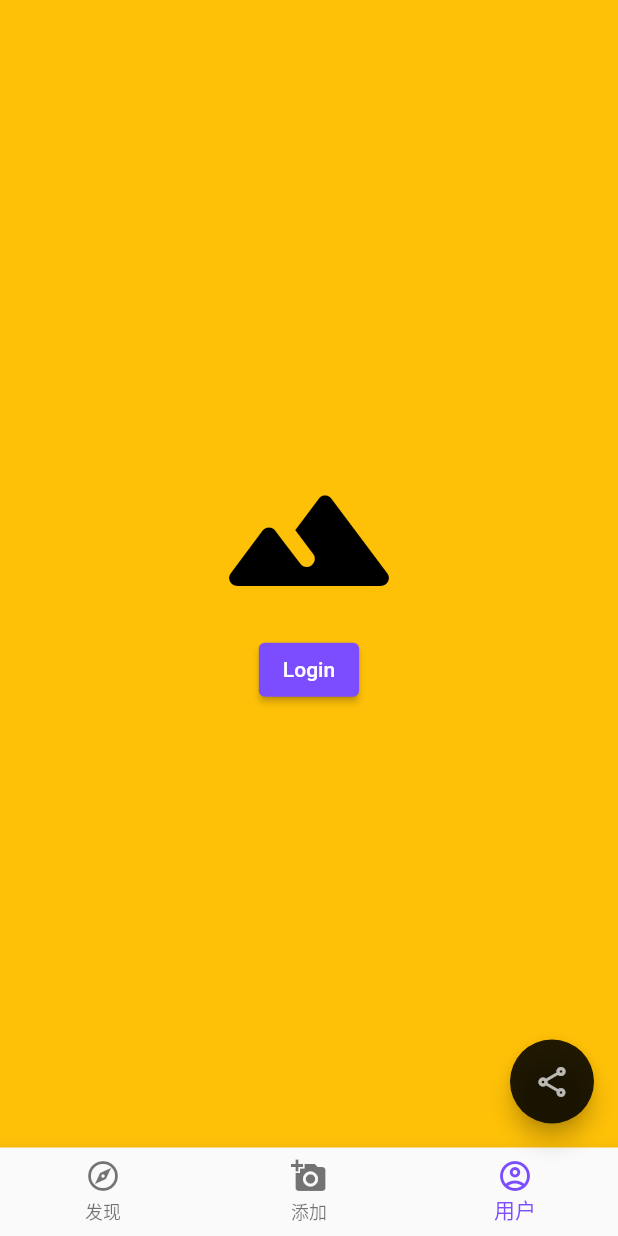
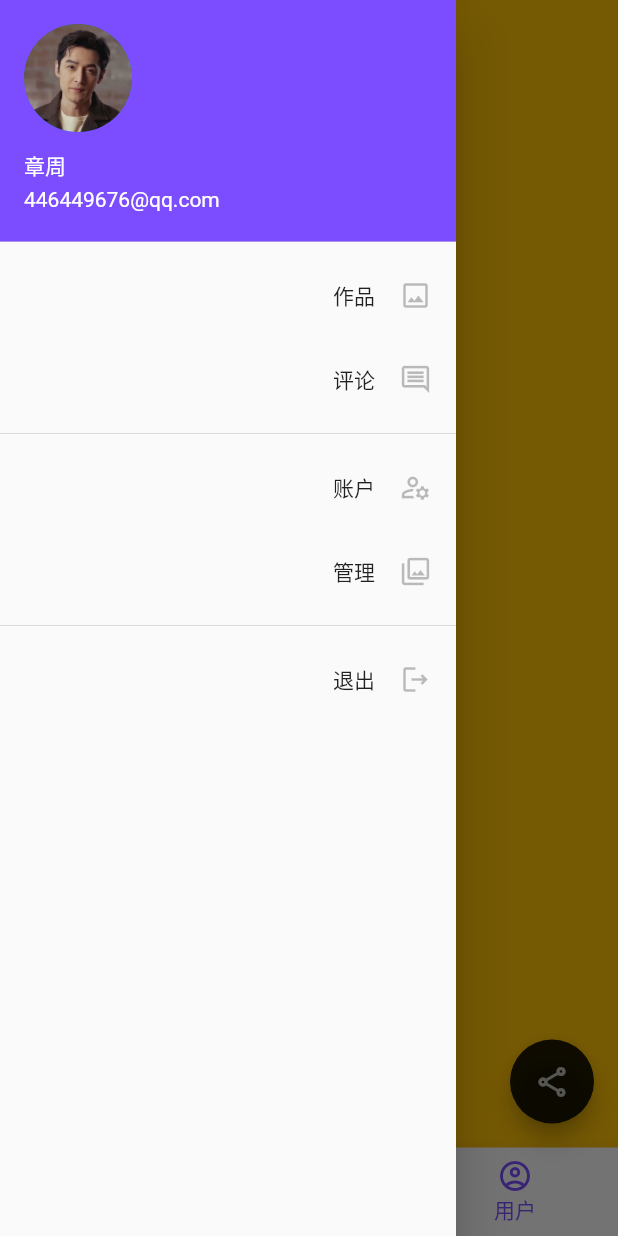
Before and after one commit to zz446449676/flutter_study, a Flutter app: the screen it shows after launch, with the side drawer open (before the commit the screen has no drawer), on a phone screen of 412 x 824 dp. Run offline on Flutter 3.47's test engine with Material 2 defaults, Android fonts, the phone set to English and light mode, and no system bars.

Commit message:
使用弹窗（AlertDialog）、边栏抽屉并且使用ListView和ListTile在抽屉里显示内容、SnackBar、弹出菜单小部件（PopupMenuButton）、底部面板

```diff
--- a/lib/app.dart
+++ b/lib/app.dart
@@ -1,6 +1,7 @@
-import 'package:flutter/foundation.dart';
+
 import 'package:flutter/material.dart';
 import 'package:xb2_flutter/app/components/app_floating_action_button.dart';
+import 'package:xb2_flutter/app/components/app_page_aside.dart';
 import 'package:xb2_flutter/app/components/app_page_bottom.dart';
 import 'package:xb2_flutter/app/components/app_page_header.dart';
 import 'package:xb2_flutter/app/components/app_page_main.dart';
@@ -42,6 +43,7 @@ class _AppState extends State<App> {
             onTap: onTapAppBottomNavigationBarItem,
           ),
           floatingActionButton: const AppFloatingActionButton(),
+          drawer: const AppPageAside(),
         ),
       ),
     );
--- a/lib/app/components/app_floating_action_button.dart
+++ b/lib/app/components/app_floating_action_button.dart
@@ -1,17 +1,51 @@
 import 'package:flutter/foundation.dart';
 import 'package:flutter/material.dart';
+import 'package:xb2_flutter/app/components/app_bottom_sheet.dart';
 
-class AppFloatingActionButton extends StatelessWidget {
+class AppFloatingActionButton extends StatefulWidget {
   const AppFloatingActionButton({Key? key}) : super(key: key);
+
+  @override
+  State<AppFloatingActionButton> createState() => _AppFloatingActionButtonState();
+}
+
+class _AppFloatingActionButtonState extends State<AppFloatingActionButton> {
+  // 是否正在显示底部面板
+  bool isBottomSheetShown = false;
+  Icon floatingActionButtonIcon() {
+    return isBottomSheetShown ? const Icon(Icons.close) : const Icon(Icons.share_outlined);
+  }
 
   @override
   Widget build(BuildContext context) {
     return FloatingActionButton(
-      child: const Icon(Icons.share_outlined),
+      child: floatingActionButtonIcon(),
       onPressed: () {
+        var bottomSheetController;
         if (kDebugMode) {
           print('floating action button');
         }
+        //显示底部面板
+        if(!isBottomSheetShown) {
+          bottomSheetController = showBottomSheet(
+            context: context,
+            builder: (context) => const AppBottomSheet(),
+          );
+          setState(() {
+            isBottomSheetShown = true;
+          });
+        }
+        // 关闭底部面板
+        else if(isBottomSheetShown) {
+          return Navigator.pop(context);
+        }
+
+        // 关闭底部面板以后
+        bottomSheetController.closed.then((value) {
+          setState(() {
+            isBottomSheetShown = false;
+          });
+        });
       },
       backgroundColor: Colors.black87,
       foregroundColor: Colors.white70,
--- /dev/null
+++ b/lib/app/components/app_page_aside.dart
@@ -0,0 +1,101 @@
+import 'package:flutter/material.dart';
+
+class AppPageAside extends StatelessWidget {
+  const AppPageAside({Key? key}) : super(key: key);
+
+  @override
+  Widget build(BuildContext context) {
+    return Drawer(
+      child: ListView(
+        padding: EdgeInsets.zero,
+        children: [
+          const UserAccountsDrawerHeader(
+              accountName: Text('章周'),
+              accountEmail: Text('446449676@qq.com'),
+            currentAccountPicture: CircleAvatar(
+              backgroundImage: AssetImage('images/zhang.jpg'),
+            ),
+          ),
+
+          // 作品
+          ListTile(
+            title: const Text('作品',
+            // 文字设置为右对齐
+            textAlign: TextAlign.right,
+            ),
+            // 把小图标显示在结尾位置
+            trailing: const Icon(
+              Icons.image_outlined,
+              color: Colors.black26,
+              size: 22,
+            ),
+            onTap: () {},
+          ),
+          // 评论
+          ListTile(
+            title: const Text('评论',
+              // 文字设置为右对齐
+              textAlign: TextAlign.right,
+            ),
+            // 把小图标显示在结尾位置
+            trailing: const Icon(
+              Icons.comment_outlined,
+              color: Colors.black26,
+              size: 22,
+            ),
+            onTap: () {},
+          ),
+
+          const Divider(),
+
+          // 账户
+          ListTile(
+            title: const Text('账户',
+              // 文字设置为右对齐
+              textAlign: TextAlign.right,
+            ),
+            // 把小图标显示在结尾位置
+            trailing: const Icon(
+              Icons.manage_accounts_outlined,
+              color: Colors.black26,
+              size: 22,
+            ),
+            onTap: () {},
+          ),
+
+          // 管理
+          ListTile(
+            title: const Text('管理',
+              // 文字设置为右对齐
+              textAlign: TextAlign.right,
+            ),
+            // 把小图标显示在结尾位置
+            trailing: const Icon(
+              Icons.collections_outlined,
+              color: Colors.black26,
+              size: 22,
+            ),
+            onTap: () {},
+          ),
+
+          const Divider(),
+
+          // 退出
+          ListTile(
+            title: const Text('退出',
+              // 文字设置为右对齐
+              textAlign: TextAlign.right,
+            ),
+            // 把小图标显示在结尾位置
+            trailing: const Icon(
+              Icons.logout_outlined,
+              color: Colors.black26,
+              size: 22,
+            ),
+            onTap: () {},
+          )
+        ],
+      ),
+    );
+  }
+}
--- a/lib/app/components/app_page_main.dart
+++ b/lib/app/components/app_page_main.dart
@@ -1,4 +1,3 @@
-import 'package:flutter/foundation.dart';
 import 'package:flutter/material.dart';
 import 'package:xb2_flutter/post/create/post_create.dart';
 import 'package:xb2_flutter/post/index/post_index.dart';
--- a/pubspec.yaml
+++ b/pubspec.yaml
@@ -64,6 +64,7 @@ flutter:
   assets:
     - images/benhuai.jpg
     - images/favicon.ico
+    - images/zhang.jpg
 
   # An image asset can refer to one or more resolution-specific "variants", see
   # https://flutter.dev/assets-and-images/#resolution-aware.
```
Also changed, not shown: lib/app/components/app_bottom_sheet.dart (added, +69 -0 lines), lib/app/components/app_page_header.dart (+6 -3 lines), lib/app/components/app_page_header_actions_more.dart (added, +35 -0 lines), images/zhang.jpg (added), 1 other file.
